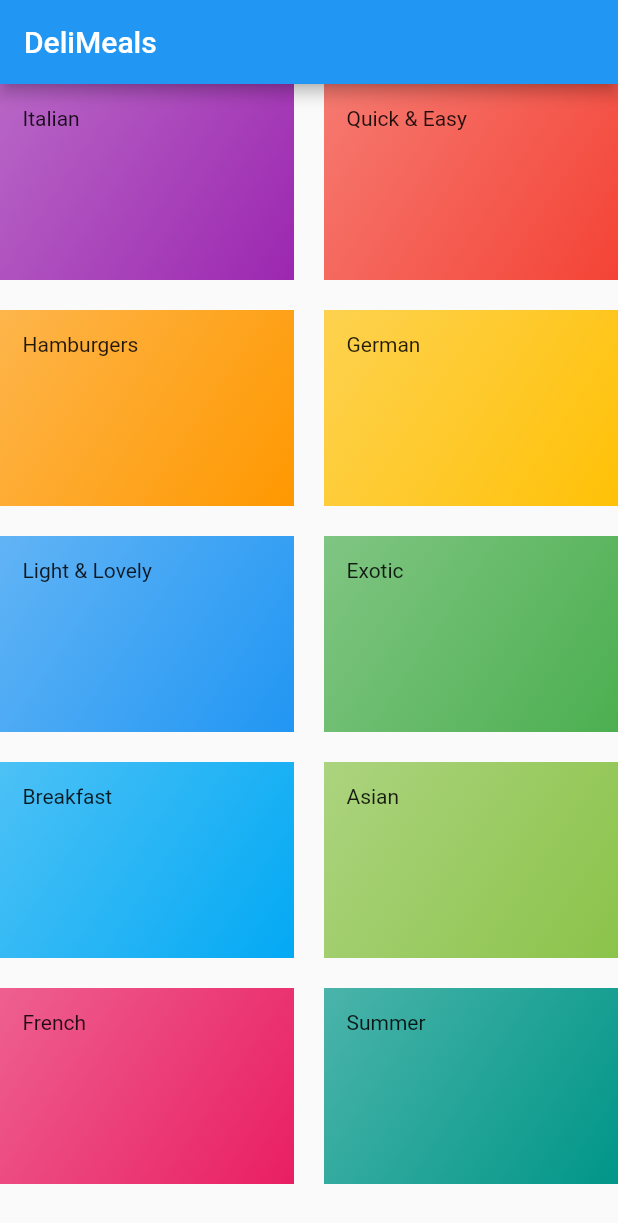
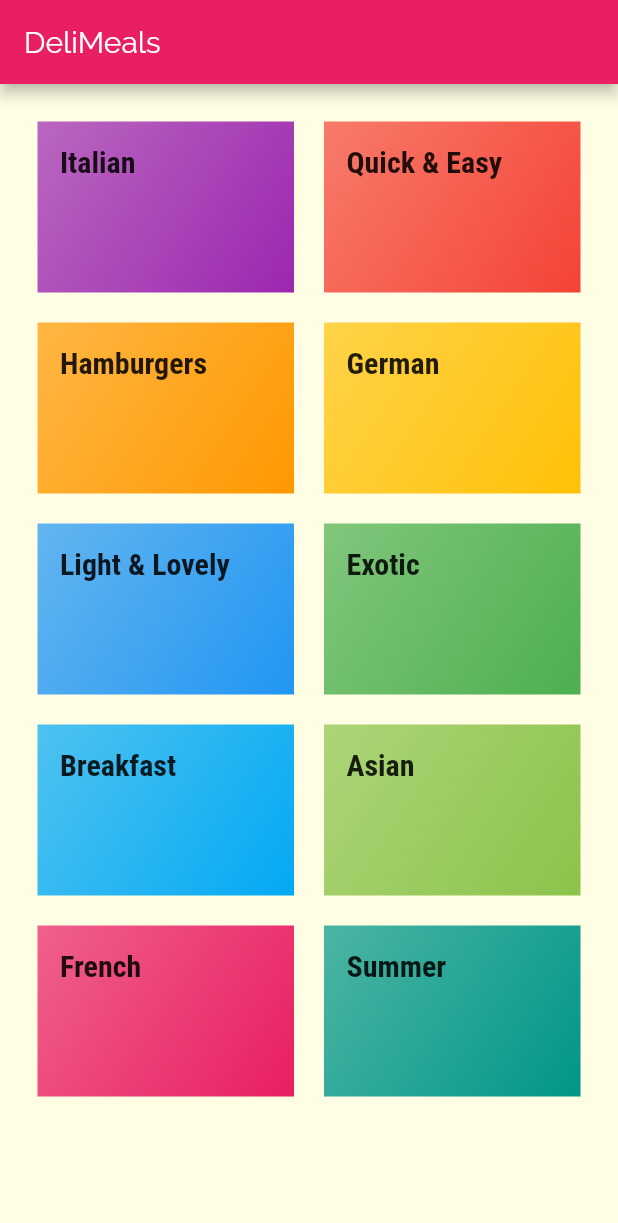
Before and after one commit to MorDvash/Meals-app-flutter, a Flutter app: the screen it shows after launch, on a phone screen of 412 x 824 dp. Shown: the top 1223 px of the screen. Run offline on Flutter 3.47's test engine with Material 2 defaults, Android fonts, the phone set to English and light mode, and no system bars.

Commit message:
Theme&Style

```diff
--- a/lib/catagoriesScreen.dart
+++ b/lib/catagoriesScreen.dart
@@ -11,6 +11,7 @@ class CatagoriesScreen extends StatelessWidget {
         title: const Text('DeliMeals'),
       ),
       body: GridView(
+          padding: EdgeInsets.all(25),
           children: DUMMY_CATEGORIES
               .map((catData) => CatagoryItem(catData.title, catData.color))
               .toList(),
--- a/lib/catagoryItem.dart
+++ b/lib/catagoryItem.dart
@@ -10,7 +10,10 @@ class CatagoryItem extends StatelessWidget {
   Widget build(BuildContext context) {
     return Container(
       padding: EdgeInsets.all(15),
-      child: Text(title),
+      child: Text(
+        title,
+        style: Theme.of(context).textTheme.headline6,
+      ),
       decoration: BoxDecoration(
           gradient: LinearGradient(colors: [
         color.withOpacity(0.7),
--- a/lib/main.dart
+++ b/lib/main.dart
@@ -12,8 +12,20 @@ class MyApp extends StatelessWidget {
     return MaterialApp(
       title: 'DeliMeals',
       theme: ThemeData(
-        primarySwatch: Colors.blue,
-      ),
+          primarySwatch: Colors.pink,
+          accentColor: Colors.amber,
+          canvasColor: Color.fromRGBO(255, 254, 229, 1),
+          fontFamily: 'Raleway',
+          textTheme: ThemeData.light().textTheme.copyWith(
+              bodyText1: TextStyle(
+                color: Color.fromRGBO(20, 51, 51, 1),
+              ),
+              bodyText2: TextStyle(color: Color.fromRGBO(20, 51, 51, 1)),
+              headline6: TextStyle(
+                fontSize: 20,
+                fontFamily: 'RobotoCondensed',
+                fontWeight: FontWeight.bold,
+              ))),
       home: CatagoriesScreen(),
     );
   }
```
Also changed, not shown: pubspec.yaml (+17 -7 lines), assets/fonts/Raleway-Black.ttf (added), assets/fonts/Raleway-Bold.ttf (added), assets/fonts/Raleway-Regular.ttf (added), assets/fonts/RobotoCondensed-Bold.ttf (added), assets/fonts/RobotoCondensed-Italic.ttf (added), assets/fonts/RobotoCondensed-Light.ttf (added), assets/fonts/RobotoCondensed-Regular.ttf (added).
